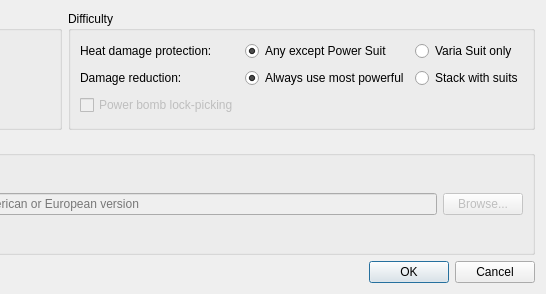
Above: DoorRandomizer/GUI/PatchSettings/patchsettingspanel.ui from YonicDev/mpdr before the change; both pictures show x 240 to 786 and y 0 to 294 of the 786 by 294 pixel window. Below: the same form after it.
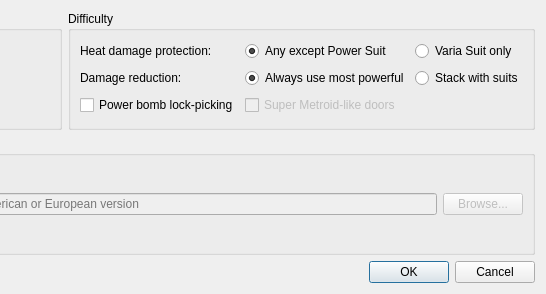
That is the form after the change.

```diff
--- a/DoorRandomizer/GUI/PatchSettings/patchsettingspanel.ui
+++ b/DoorRandomizer/GUI/PatchSettings/patchsettingspanel.ui
@@ -136,13 +136,23 @@
         <item row="2" column="0">
          <widget class="QCheckBox" name="checkBox_bomblockpick">
           <property name="enabled">
-           <bool>false</bool>
+           <bool>true</bool>
           </property>
           <property name="text">
            <string extracomment="This means to enable using the Power bomb as a tool to force a door to open regardless of its color">Power bomb lock-picking</string>
           </property>
          </widget>
         </item>
+        <item row="2" column="1">
+         <widget class="QCheckBox" name="checkBox_supermetroiddoors">
+          <property name="enabled">
+           <bool>false</bool>
+          </property>
+          <property name="text">
+           <string>Super Metroid-like doors</string>
+          </property>
+         </widget>
+        </item>
        </layout>
       </widget>
      </item>
```
